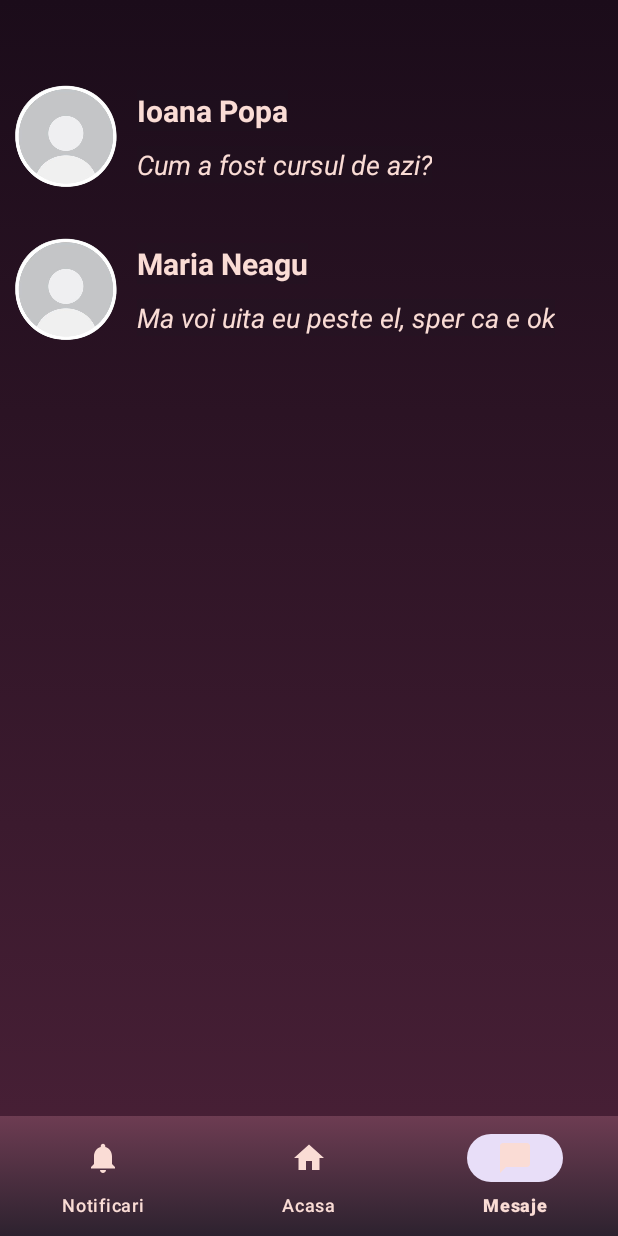
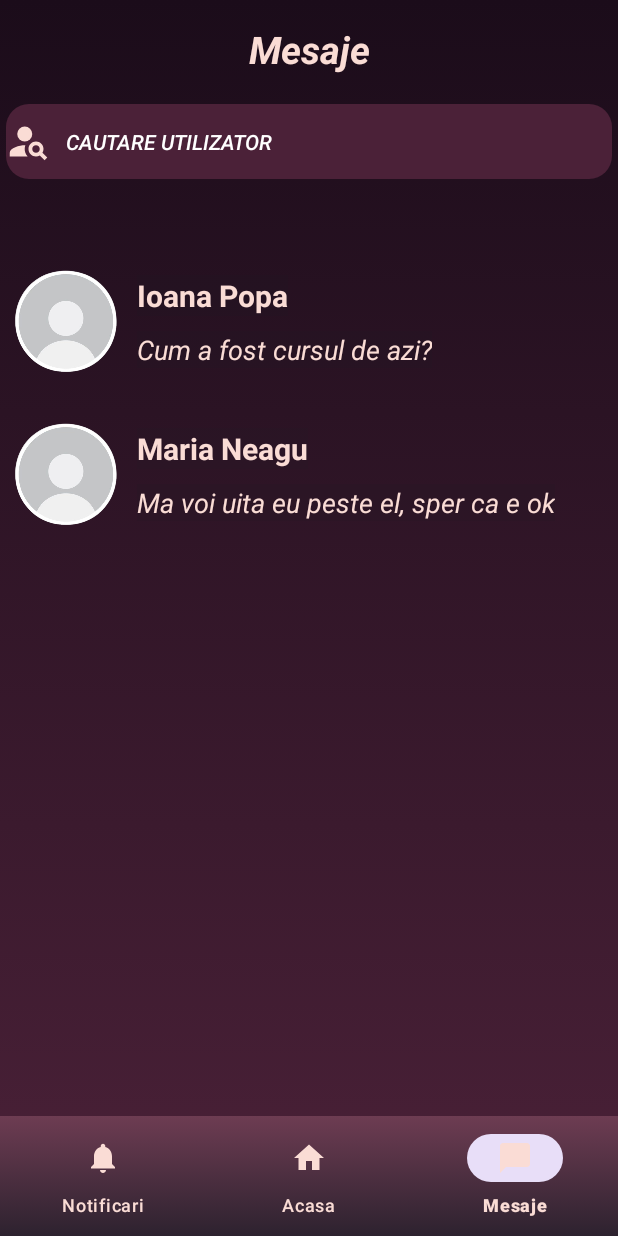
Before and after one commit to AlexandraFrij/LucrareLicenta, an Android app: the ConversationsPage screen opened directly, with no data from a screen before it, on a phone screen of 412 x 824 dp. Run offline under Robolectric (Android 15) with nearby library versions, the phone set to English and light mode, and no system bars.

Commit message:
inceput implementare search user

```diff
--- a/app/src/main/AndroidManifest.xml
+++ b/app/src/main/AndroidManifest.xml
@@ -33,6 +33,7 @@
     <activity android:name=".ProfilePage" android:exported="true"/>
     <activity android:name=".ForgotPasswordPage" android:exported="true"/>
     <activity android:name=".ResetPassword" android:exported="true"/>
+    <activity android:name=".SearchUser" android:exported="true"/>
 
     </application>
     </manifest>
--- a/app/src/main/java/com/example/licenta/ConversationsPage.java
+++ b/app/src/main/java/com/example/licenta/ConversationsPage.java
@@ -7,12 +7,19 @@ import androidx.annotation.NonNull;
 import androidx.appcompat.app.AppCompatActivity;
 import com.google.android.material.bottomnavigation.BottomNavigationView;
 
-public class ConversationsPage extends AppCompatActivity {
+import android.view.View;
+import android.widget.Button;
+
+public class ConversationsPage extends AppCompatActivity
+{
 
     @Override
-    protected void onCreate(Bundle savedInstanceState) {
+    protected void onCreate(Bundle savedInstanceState)
+    {
         super.onCreate(savedInstanceState);
         setContentView(R.layout.conversations_page);
+
+        Button search = findViewById(R.id.search);
 
         BottomNavigationView bottomNavBar = findViewById(R.id.bottom_nav_bar);
         bottomNavBar.setOnNavigationItemSelectedListener(new BottomNavigationView.OnNavigationItemSelectedListener() {
@@ -23,6 +30,15 @@ public class ConversationsPage extends AppCompatActivity {
         });
 
         bottomNavBar.setSelectedItemId(R.id.messagesBtn);
+        search.setOnClickListener(new View.OnClickListener() {
+            @Override
+            public void onClick(View v)
+            {
+                Intent intent = new Intent(ConversationsPage.this, SearchUser.class);
+                startActivity(intent);
+
+            }
+        });
     }
     protected boolean onNavigationItemSelectedHandler(MenuItem item) {
         if (item.getItemId() == R.id.homeBtn) {
--- /dev/null
+++ b/app/src/main/res/drawable/baseline_person_search_24.xml
@@ -0,0 +1,9 @@
+<vector xmlns:android="http://schemas.android.com/apk/res/android" android:height="30dp" android:tint="#000000" android:viewportHeight="24" android:viewportWidth="24" android:width="30dp">
+
+    <path android:fillColor="@android:color/white" android:pathData="M10,8m-4,0a4,4 0,1 1,8 0a4,4 0,1 1,-8 0"/>
+
+    <path android:fillColor="@android:color/white" android:pathData="M10.35,14.01C7.62,13.91 2,15.27 2,18v2h9.54C9.07,17.24 10.31,14.11 10.35,14.01z"/>
+
+    <path android:fillColor="@android:color/white" android:pathData="M19.43,18.02C19.79,17.43 20,16.74 20,16c0,-2.21 -1.79,-4 -4,-4s-4,1.79 -4,4c0,2.21 1.79,4 4,4c0.74,0 1.43,-0.22 2.02,-0.57L20.59,22L22,20.59L19.43,18.02zM16,18c-1.1,0 -2,-0.9 -2,-2c0,-1.1 0.9,-2 2,-2s2,0.9 2,2C18,17.1 17.1,18 16,18z"/>
+
+</vector>
--- /dev/null
+++ b/app/src/main/res/drawable/baseline_search_24.xml
@@ -0,0 +1,5 @@
+<vector xmlns:android="http://schemas.android.com/apk/res/android" android:height="40dp" android:tint="#000000" android:viewportHeight="24" android:viewportWidth="24" android:width="40dp">
+
+    <path android:fillColor="@android:color/white" android:pathData="M15.5,14h-0.79l-0.28,-0.27C15.41,12.59 16,11.11 16,9.5 16,5.91 13.09,3 9.5,3S3,5.91 3,9.5 5.91,16 9.5,16c1.61,0 3.09,-0.59 4.23,-1.57l0.27,0.28v0.79l5,4.99L20.49,19l-4.99,-5zM9.5,14C7.01,14 5,11.99 5,9.5S7.01,5 9.5,5 14,7.01 14,9.5 11.99,14 9.5,14z"/>
+
+</vector>
--- /dev/null
+++ b/app/src/main/res/drawable/round_background.xml
@@ -0,0 +1,5 @@
+<shape xmlns:android="http://schemas.android.com/apk/res/android"
+    android:shape="rectangle">
+    <corners android:radius="250dp"/>
+    <solid android:color="@android:color/transparent"/>
+</shape>
--- a/app/src/main/res/layout/conversations_page.xml
+++ b/app/src/main/res/layout/conversations_page.xml
@@ -8,12 +8,43 @@
     android:id="@+id/conversationsPage"
     tools:context=".ConversationsPage">
 
+
+    <TextView
+        android:layout_width="match_parent"
+        android:layout_height="wrap_content"
+        android:id="@+id/message_view"
+        android:text="Mesaje"
+        android:textSize="25dp"
+        android:textStyle="bold|italic"
+        android:textColor="@color/fadcd5"
+        android:layout_marginBottom="15dp"
+        android:layout_marginTop="15dp"
+        android:gravity="center"
+
+        />
+    <androidx.appcompat.widget.AppCompatButton
+        android:layout_width="match_parent"
+        android:layout_height="50dp"
+        android:id="@+id/search"
+        android:drawableLeft="@drawable/baseline_person_search_24"
+        android:background="@drawable/rounded_corners_background"
+        android:drawableTint="@color/fadcd5"
+        android:text="Cautare utilizator"
+        android:textStyle="italic"
+        android:layout_below="@+id/message_view"
+        android:textColor="@color/white"
+        android:elevation="20dp"
+        android:layout_margin="4dp"
+        android:drawablePadding="10dp"
+        android:gravity="center_vertical|start"
+        />
     <ImageView
         android:id="@+id/profilePic"
         android:layout_width="84dp"
         android:layout_height="82dp"
         android:layout_marginStart="2dp"
         android:layout_marginTop="50dp"
+        android:layout_below="@id/search"
         android:src="@drawable/profile_pic" />
 
     <TextView
```
Also changed, not shown: app/src/main/java/com/example/licenta/SearchUser.java (added, +49 -0 lines), app/src/main/res/layout/picture_layout.xml (added, +15 -0 lines), app/src/main/res/layout/search_user.xml (added, +75 -0 lines), app/src/main/res/drawable/hide_password.png, app/src/main/res/drawable/see_password.png.
